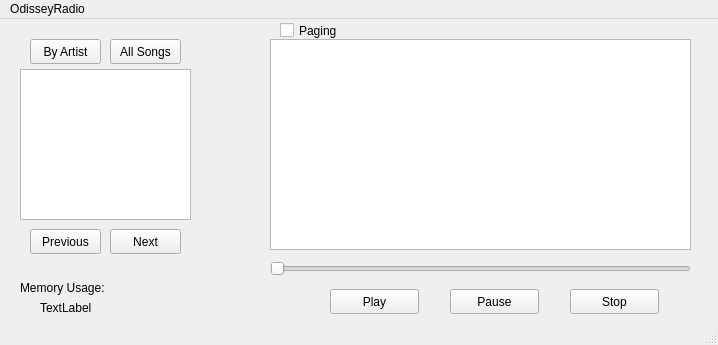
First picture: the form in OdisseyRadio/mainwindow.ui, repository miguemesen/OdisseyRadio, before the edit.
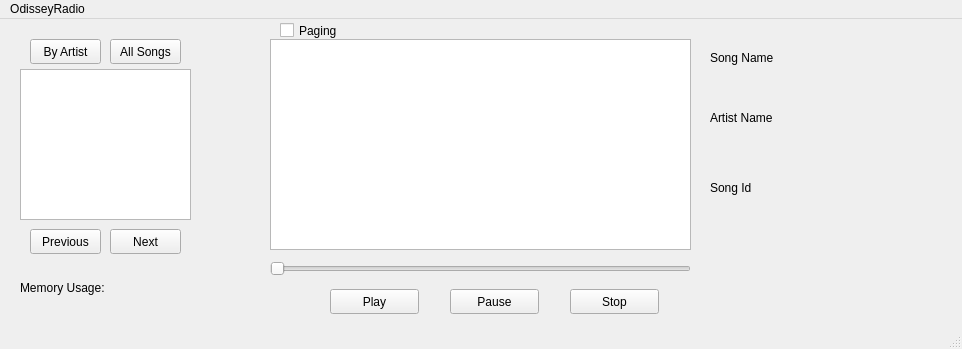
Second picture: the form after the edit.

Diff of the .ui file:
```diff
--- a/OdisseyRadio/mainwindow.ui
+++ b/OdisseyRadio/mainwindow.ui
@@ -6,8 +6,8 @@
    <rect>
     <x>0</x>
     <y>0</y>
-    <width>718</width>
-    <height>345</height>
+    <width>962</width>
+    <height>349</height>
    </rect>
   </property>
   <property name="windowTitle">
@@ -122,7 +122,7 @@
      </rect>
     </property>
     <property name="text">
-     <string>TextLabel</string>
+     <string/>
     </property>
    </widget>
    <widget class="QPushButton" name="btn_allsongs">
@@ -177,13 +177,91 @@
      <string>Paging</string>
     </property>
    </widget>
+   <widget class="QLabel" name="label_SongName">
+    <property name="geometry">
+     <rect>
+      <x>710</x>
+      <y>30</y>
+      <width>81</width>
+      <height>17</height>
+     </rect>
+    </property>
+    <property name="text">
+     <string>Song Name</string>
+    </property>
+   </widget>
+   <widget class="QLabel" name="label_SN_text">
+    <property name="geometry">
+     <rect>
+      <x>710</x>
+      <y>50</y>
+      <width>231</width>
+      <height>17</height>
+     </rect>
+    </property>
+    <property name="text">
+     <string/>
+    </property>
+   </widget>
+   <widget class="QLabel" name="label_ArtistName">
+    <property name="geometry">
+     <rect>
+      <x>710</x>
+      <y>90</y>
+      <width>81</width>
+      <height>17</height>
+     </rect>
+    </property>
+    <property name="text">
+     <string>Artist Name</string>
+    </property>
+   </widget>
+   <widget class="QLabel" name="label_AN_text">
+    <property name="geometry">
+     <rect>
+      <x>710</x>
+      <y>110</y>
+      <width>231</width>
+      <height>17</height>
+     </rect>
+    </property>
+    <property name="text">
+     <string/>
+    </property>
+   </widget>
+   <widget class="QLabel" name="label_SongId">
+    <property name="geometry">
+     <rect>
+      <x>710</x>
+      <y>160</y>
+      <width>67</width>
+      <height>17</height>
+     </rect>
+    </property>
+    <property name="text">
+     <string>Song Id</string>
+    </property>
+   </widget>
+   <widget class="QLabel" name="label_SID">
+    <property name="geometry">
+     <rect>
+      <x>710</x>
+      <y>180</y>
+      <width>67</width>
+      <height>17</height>
+     </rect>
+    </property>
+    <property name="text">
+     <string/>
+    </property>
+   </widget>
   </widget>
   <widget class="QMenuBar" name="menubar">
    <property name="geometry">
     <rect>
      <x>0</x>
      <y>0</y>
-     <width>718</width>
+     <width>962</width>
      <height>22</height>
     </rect>
    </property>
```
